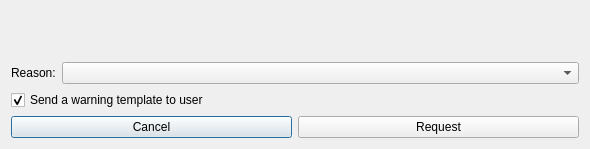
Above: huggle/speedyform.ui from huggle/huggle3-qt-lx before the change. Below: the same form after it.
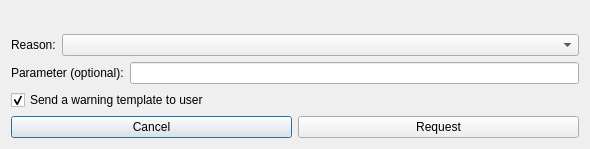
That is the form after the change.

Commit message:
make it possible to add parameters to CSD
so that some extra templates that can have paramters can have them

Diff of the .ui file:
```diff
--- a/huggle/speedyform.ui
+++ b/huggle/speedyform.ui
@@ -41,6 +41,20 @@
      </item>
     </layout>
    </item>
+   <item>
+    <layout class="QHBoxLayout" name="horizontalLayout_3">
+     <item>
+      <widget class="QLabel" name="label_3">
+       <property name="text">
+        <string>Parameter (optional):</string>
+       </property>
+      </widget>
+     </item>
+     <item>
+      <widget class="QLineEdit" name="lineEdit"/>
+     </item>
+    </layout>
+   </item>
    <item>
     <widget class="QCheckBox" name="checkBox">
      <property name="text">
```
The commit also changes 1 other file.
